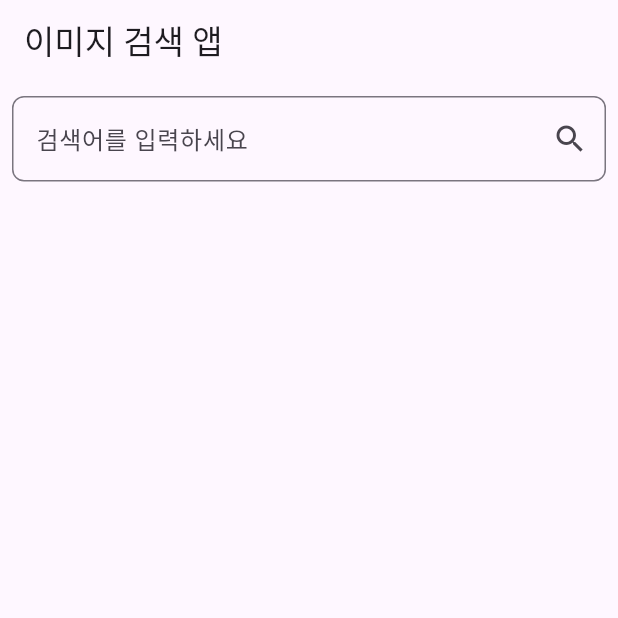
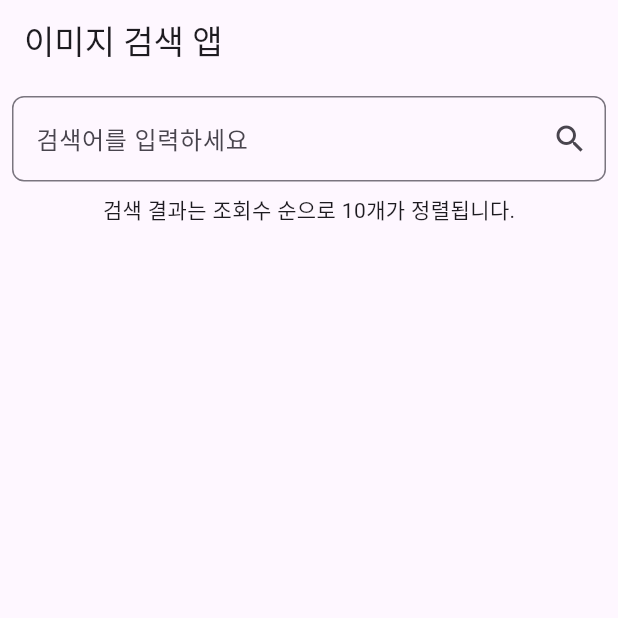
Before and after one commit to yeondooo/image_search_5day, a Flutter app: the screen it shows after launch, on a phone screen of 412 x 824 dp, the top half of it. Run offline on Flutter 3.47's test engine with Material 2 defaults, Android fonts, the phone set to English and light mode, and no system bars; our stand-ins replace freezed_annotation, go_router; generated files the repository leaves out were written again.

```diff
--- a/lib/presentation/main/main_screen.dart
+++ b/lib/presentation/main/main_screen.dart
@@ -28,7 +28,8 @@ class _MainScreenState extends State<MainScreen> {
       appBar: AppBar(
         title: const Text('이미지 검색 앱'),
       ),
-      body: Padding(
+      body: SafeArea(
+        child: Padding(
           padding: const EdgeInsets.all(8.0),
           child: Column(
             children: [
@@ -47,6 +48,12 @@ class _MainScreenState extends State<MainScreen> {
                   ),
                 ),
               ),
+              if (state.photos.isEmpty)
+                const Padding(
+                  padding: EdgeInsets.symmetric(vertical: 8.0),
+                  child: Text('검색 결과는 조회수 순으로 10개가 정렬됩니다.'),
+                ),
+              const SizedBox(height: 8),
               Expanded(
                 child: GridView.builder(
                   shrinkWrap: true,
@@ -64,9 +71,12 @@ class _MainScreenState extends State<MainScreen> {
                         onTap: () {
                           context.push('/detail', extra: photo);
                         },
+                        child: ClipRRect(
+                          borderRadius: BorderRadius.circular(8),
                           child: Image.network(
                             photo.webformatURL,
                             fit: BoxFit.cover,
+                          ),
                         ),
                       ),
                     );
@@ -76,6 +86,7 @@ class _MainScreenState extends State<MainScreen> {
             ],
           ),
         ),
+      ),
     );
   }
 }
```
Lines whose indentation alone changed are shown as unchanged.
